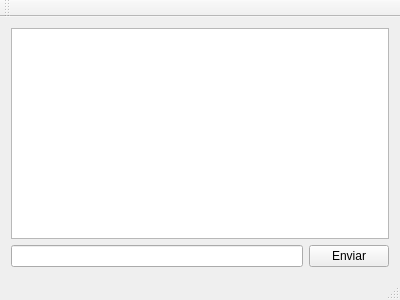
Qt form mainwindow.ui (MacoChave/Proyecto1_SharedFiles-Server) before a commit.
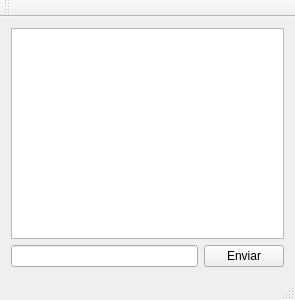
The same form after that commit.

Patch:
```diff
--- a/mainwindow.ui
+++ b/mainwindow.ui
@@ -6,7 +6,7 @@
    <rect>
     <x>0</x>
     <y>0</y>
-    <width>400</width>
+    <width>295</width>
     <height>300</height>
    </rect>
   </property>
```
Left out of the diff: 2 changed lines with no effect on the pictures.
